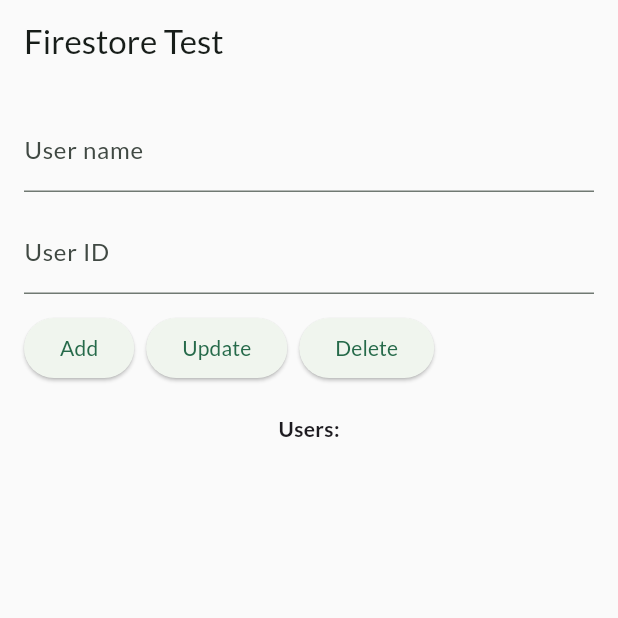
After one commit to DonnerMarcel/Crossplatform_Project, a Flutter app: the screen it shows after launch, after a tap on "Delete", on a phone screen of 412 x 824 dp, the top half of it. The commit adds this screen. Run offline on Flutter 3.47's test engine with Material 3 defaults, Android fonts, the phone set to English and light mode, and no system bars; our stand-ins replace cloud_firestore, firebase_core, flutter_riverpod, google_fonts; accounts and stored records are empty.

Commit message:
add firebase compatibility to app and the connection info to the created firestoreDB in firebase_options

```diff
--- a/lib/main.dart
+++ b/lib/main.dart
@@ -1,10 +1,18 @@
 // lib/main.dart
 import 'package:flutter/material.dart';
+import 'package:flutter_application_2/screens/firestore_test_screen.dart';
 import 'package:flutter_riverpod/flutter_riverpod.dart'; // Import Riverpod
 import 'package:google_fonts/google_fonts.dart';
+import 'package:firebase_core/firebase_core.dart';
+import 'firebase_options.dart';
 import 'screens/group_list_screen.dart';
 
-void main() {
+Future<void> main() async {
+  WidgetsFlutterBinding.ensureInitialized();
+  await Firebase.initializeApp(
+    options: DefaultFirebaseOptions.currentPlatform,
+  );
+
   // Wrap the entire app in ProviderScope
   runApp(
     const ProviderScope( // <-- ADDED ProviderScope HERE
@@ -20,7 +28,7 @@ class FairFlipApp extends StatelessWidget {
   Widget build(BuildContext context) {
     // Define base color scheme
     final colorScheme = ColorScheme.fromSeed(
-        seedColor: Colors.blueAccent,
+        seedColor: Colors.greenAccent,
         // Optional: Override specific colors
         // background: Colors.grey[100], // Example background
     );
@@ -68,7 +76,7 @@ class FairFlipApp extends StatelessWidget {
          // Optional: Style ListTiles globally if needed
         // listTileTheme: ListTileThemeData(...)
       ),
-      home: const GroupListScreen(),
+      home: const FirestoreTestScreen(), // GroupListScreen(),
     );
   }
 }
--- /dev/null
+++ b/lib/screens/firestore_test_screen.dart
@@ -0,0 +1,123 @@
+import 'package:flutter/material.dart';
+import '../services/firestore_service.dart';
+
+class FirestoreTestScreen extends StatefulWidget {
+  const FirestoreTestScreen({super.key});
+
+  @override
+  State<FirestoreTestScreen> createState() => _FirestoreTestScreenState();
+}
+
+class _FirestoreTestScreenState extends State<FirestoreTestScreen> {
+  final FirestoreService _service = FirestoreService();
+  final TextEditingController _nameController = TextEditingController();
+  final TextEditingController _idController = TextEditingController(); // User ID field
+  List<Map<String, dynamic>> _users = [];
+  String? _selectedUserId;
+
+  // Refresh user list
+  void _refreshUsers() async {
+    final users = await _service.getAllUsers();
+    setState(() {
+      _users = users;
+      _selectedUserId = null;
+      _idController.clear(); // Clear ID controller
+      _nameController.clear(); // Clear name controller
+    });
+  }
+
+  // Add user
+  void _addUser() async {
+    final name = _nameController.text.trim();
+    if (name.isEmpty) return;
+    await _service.addUser(name);
+    _nameController.clear();
+    _refreshUsers();
+  }
+
+  // Update user
+  void _updateUser() async {
+    final id = _idController.text.trim();
+    final name = _nameController.text.trim();
+    if (id.isEmpty || name.isEmpty) return;
+
+    await _service.updateUser(id, name);
+    _refreshUsers();
+  }
+
+  // Delete user
+  void _deleteUser() async {
+    final id = _idController.text.trim();
+    if (id.isEmpty) return;
+
+    await _service.deleteUser(id);
+    _nameController.clear();
+    _idController.clear();
+    _refreshUsers();
+  }
+
+  @override
+  void initState() {
+    super.initState();
+    _refreshUsers();
+  }
+
+  @override
+  Widget build(BuildContext context) {
+    return Scaffold(
+      appBar: AppBar(title: const Text('Firestore Test')),
+      body: Padding(
+        padding: const EdgeInsets.all(16.0),
+        child: Column(
+          children: [
+            // User name input
+            TextField(
+              controller: _nameController,
+              decoration: const InputDecoration(labelText: 'User name'),
+            ),
+            const SizedBox(height: 12),
+            // User ID input (Read-only, filled when user is tapped)
+            TextField(
+              controller: _idController,
+              decoration: const InputDecoration(labelText: 'User ID'),
+              readOnly: true, // Prevent manual editing
+            ),
+            const SizedBox(height: 12),
+            Row(
+              children: [
+                ElevatedButton(onPressed: _addUser, child: const Text('Add')),
+                const SizedBox(width: 8),
+                ElevatedButton(onPressed: _updateUser, child: const Text('Update')),
+                const SizedBox(width: 8),
+                ElevatedButton(onPressed: _deleteUser, child: const Text('Delete')),
+              ],
+            ),
+            const SizedBox(height: 20),
+            const Text('Users:', style: TextStyle(fontWeight: FontWeight.bold)),
+            Expanded(
+              child: ListView.builder(
+                itemCount: _users.length,
+                itemBuilder: (context, index) {
+                  final user = _users[index];
+                  final isSelected = user['id'] == _selectedUserId;
+                  return ListTile(
+                    title: Text(user['name'] ?? 'Unnamed'),
+                    subtitle: Text('ID: ${user['id']}'),
+                    tileColor: isSelected ? Colors.blue[50] : null,
+                    onTap: () {
+                      setState(() {
+                        _selectedUserId = user['id'];
+                        _idController.text = user['id'] ?? '';
+                        _nameController.text = user['name'] ?? '';
+                      });
+                    },
+                  );
+                },
+              ),
+            ),
+          ],
+        ),
+      ),
+    );
+  }
+}
--- /dev/null
+++ b/lib/services/firestore_service.dart
@@ -0,0 +1,49 @@
+import 'package:cloud_firestore/cloud_firestore.dart';
+
+class FirestoreService {
+  final FirebaseFirestore _db = FirebaseFirestore.instance;
+
+  /// Add a new user to the 'users' collection
+  Future<void> addUser(String name) async {
+    await _db.collection('users').add({
+      'name': name,
+      'createdAt' : FieldValue.serverTimestamp(),
+    });
+  }
+
+  /// Update an existing user in the 'users' collection
+  Future<void> updateUser(String userId, String newName) async {
+    await _db.collection('users').doc(userId).update({
+      'name': newName,
+    });
+  }
+
+  /// Delete a user from the 'users' collection
+  Future<void> deleteUser(String userId) async {
+    await _db.collection('users').doc(userId).delete();
+  }
+
+  /// get a specific user via its ID
+  Future<Map<String, dynamic>> getUserByID(String userID) async {
+    final doc = await _db.collection('users').doc(userID).get();
+
+    if (!doc.exists) {
+      throw Exception('User with ID $userID not found');
+    }
+
+    final data = doc.data()!;
+    data['id'] = doc.id;
+    return data;
+  }
+
+  /// get all available Users
+  Future<List<Map<String, dynamic>>> getAllUsers() async {
+    final snapshot = await _db.collection('users').get();
+
+    return snapshot.docs.map((doc) {
+      final data = doc.data();
+      data['id'] = doc.id;
+      return data;
+    }).toList();
+  }
+}
--- a/pubspec.yaml
+++ b/pubspec.yaml
@@ -14,6 +14,8 @@ dependencies:
   collection: ^1.17.0 # Ensure this version is suitable or update
   google_fonts: ^6.1.0 # Check for latest version on pub.dev
   flutter_riverpod: ^2.5.1 # <-- ADDED (Check pub.dev for the latest stable version)
+  firebase_core: ^3.13.0
+  cloud_firestore: ^5.6.7
 
 dev_dependencies:
   flutter_test:
```
Also changed, not shown: firebase.json (added), lib/firebase_options.dart (added), 7 other files.
